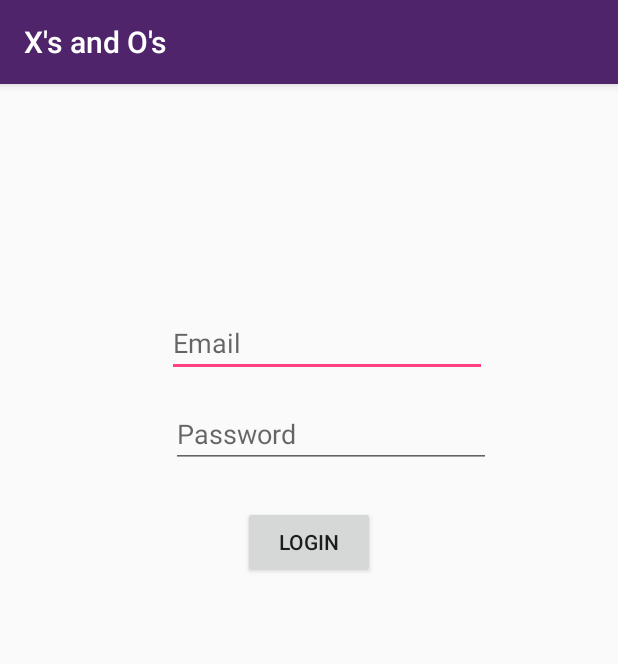
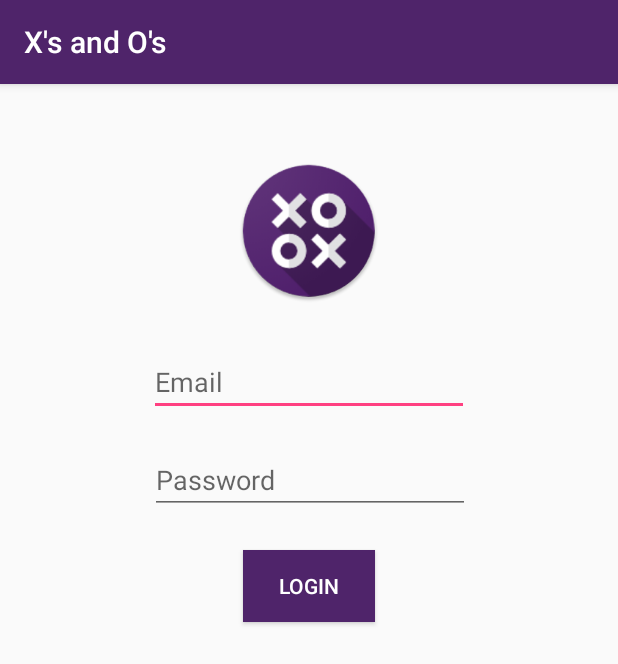
Before and after one commit to semani2/TicTacToe, an Android app: the screen it shows after launch (LoginActivity), on a phone screen of 412 x 824 dp. Shown: the top 664 px of the screen. Run offline under Robolectric (Android 15) with nearby library versions, the phone set to English and light mode, and no system bars; our stand-ins replace Firebase (no records; nobody signed in at launch, a user with empty details on screens opened directly).

Commit message:
Login fixed, logout implemented, game play done.

```diff
--- a/app/src/main/res/layout/activity_login.xml
+++ b/app/src/main/res/layout/activity_login.xml
@@ -11,14 +11,14 @@
         android:layout_width="wrap_content"
         android:layout_height="wrap_content"
         android:layout_marginEnd="8dp"
-        android:layout_marginStart="32dp"
-        android:layout_marginTop="150dp"
+        android:layout_marginStart="8dp"
+        android:layout_marginTop="30dp"
         android:ems="10"
         android:hint="@string/str_email"
         android:inputType="textEmailAddress"
         app:layout_constraintEnd_toEndOf="parent"
         app:layout_constraintStart_toStartOf="parent"
-        app:layout_constraintTop_toTopOf="parent" />
+        app:layout_constraintTop_toBottomOf="@+id/imageView" />
 
     <EditText
         android:id="@+id/password_edit_text"
@@ -26,12 +26,12 @@
         android:layout_height="wrap_content"
         android:layout_marginEnd="8dp"
         android:layout_marginStart="8dp"
-        android:layout_marginTop="15dp"
+        android:layout_marginTop="20dp"
         android:ems="10"
         android:hint="@string/str_password"
         android:inputType="textPassword"
         app:layout_constraintEnd_toEndOf="parent"
-        app:layout_constraintHorizontal_bias="0.581"
+        app:layout_constraintHorizontal_bias="0.503"
         app:layout_constraintStart_toStartOf="parent"
         app:layout_constraintTop_toBottomOf="@+id/email_edit_text" />
 
@@ -41,10 +41,38 @@
         android:layout_height="wrap_content"
         android:layout_marginEnd="8dp"
         android:layout_marginStart="8dp"
-        android:layout_marginTop="25dp"
+        android:layout_marginTop="24dp"
+        android:background="@color/colorPrimary"
+        android:onClick="loginClicked"
         android:text="@string/str_login"
+        android:textColor="@android:color/white"
         app:layout_constraintEnd_toEndOf="parent"
         app:layout_constraintStart_toStartOf="parent"
-        app:layout_constraintTop_toBottomOf="@+id/password_edit_text"
-        android:onClick="loginClicked"/>
+        app:layout_constraintTop_toBottomOf="@+id/password_edit_text" />
+
+    <ImageView
+        android:id="@+id/imageView"
+        android:layout_width="wrap_content"
+        android:layout_height="wrap_content"
+        android:layout_marginEnd="8dp"
+        android:layout_marginStart="8dp"
+        android:layout_marginTop="50dp"
+        app:layout_constraintEnd_toEndOf="parent"
+        app:layout_constraintStart_toStartOf="parent"
+        app:layout_constraintTop_toTopOf="parent"
+        app:srcCompat="@drawable/ic_launcher_round" />
+
+    <ProgressBar
+        android:id="@+id/progress_bar"
+        android:layout_width="wrap_content"
+        android:layout_height="wrap_content"
+        android:layout_marginBottom="8dp"
+        android:layout_marginEnd="8dp"
+        android:layout_marginStart="8dp"
+        android:layout_marginTop="8dp"
+        app:layout_constraintBottom_toBottomOf="parent"
+        app:layout_constraintEnd_toEndOf="parent"
+        app:layout_constraintStart_toStartOf="parent"
+        app:layout_constraintTop_toTopOf="parent"
+        android:visibility="gone"/>
 </android.support.constraint.ConstraintLayout>
--- a/app/src/main/res/layout/activity_main.xml
+++ b/app/src/main/res/layout/activity_main.xml
@@ -26,7 +26,8 @@
             android:textColor="@android:color/white"
             android:id="@+id/game_text_view"
             tools:text="Game on - sai@gmail.com"
-            android:textAlignment="center"/>
+            android:textAlignment="center"
+            android:visibility="gone"/>
         <TextView
             android:layout_width="wrap_content"
             android:layout_height="wrap_content"
--- a/app/src/main/res/menu/menu_main.xml
+++ b/app/src/main/res/menu/menu_main.xml
@@ -10,4 +10,9 @@
         android:id="@+id/menu_play_online"
         app:showAsAction="ifRoom"
         android:visible="false" />
+
+    <item android:title="@string/str_logout"
+        android:id="@+id/menu_logout"
+        app:showAsAction="never"
+        android:visible="true" />
 </menu>
--- a/app/src/main/res/values/strings.xml
+++ b/app/src/main/res/values/strings.xml
@@ -83,4 +83,6 @@
     <string name="str_play_online">Play online</string>
     <string name="str_request_from">You have a game request from:</string>
     <string name="str_your_turn">Your turn!</string>
+    <string name="str_game_on">Game on - %1$s!</string>
+    <string name="str_logout">Logout</string>
 </resources>
```
Also changed, not shown: app/src/main/java/com/sai/tictactoe/LoginActivity.kt (+21 -10 lines), app/src/main/java/com/sai/tictactoe/MainActivity.kt (+83 -25 lines).
